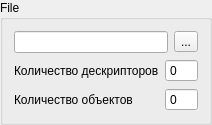
First picture: the form in widgets/filewidget.ui, repository gurmaaan/AdvancedPlot, before the edit.
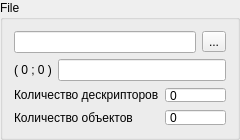
Second picture: the form after the edit.

```diff
--- a/widgets/filewidget.ui
+++ b/widgets/filewidget.ui
@@ -6,10 +6,16 @@
    <rect>
     <x>0</x>
     <y>0</y>
-    <width>212</width>
-    <height>109</height>
+    <width>240</width>
+    <height>140</height>
    </rect>
   </property>
+  <property name="minimumSize">
+   <size>
+    <width>240</width>
+    <height>140</height>
+   </size>
+  </property>
   <property name="windowTitle">
    <string>GroupBox</string>
   </property>
@@ -34,6 +40,24 @@
      </item>
     </layout>
    </item>
+   <item>
+    <layout class="QHBoxLayout" name="fCfR_h_lyt">
+     <item>
+      <widget class="QLabel" name="fCfR_lbl">
+       <property name="text">
+        <string>( 0 ; 0 )</string>
+       </property>
+      </widget>
+     </item>
+     <item>
+      <widget class="QLineEdit" name="fCfR_le">
+       <property name="readOnly">
+        <bool>true</bool>
+       </property>
+      </widget>
+     </item>
+    </layout>
+   </item>
    <item>
     <layout class="QFormLayout" name="formLayout">
      <item row="0" column="0">
```
Left out of the diff: 2 changed lines with no effect on the pictures.
